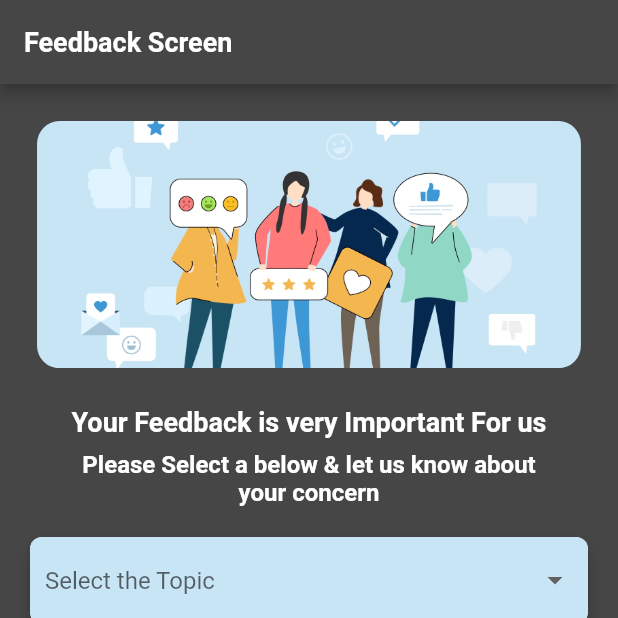
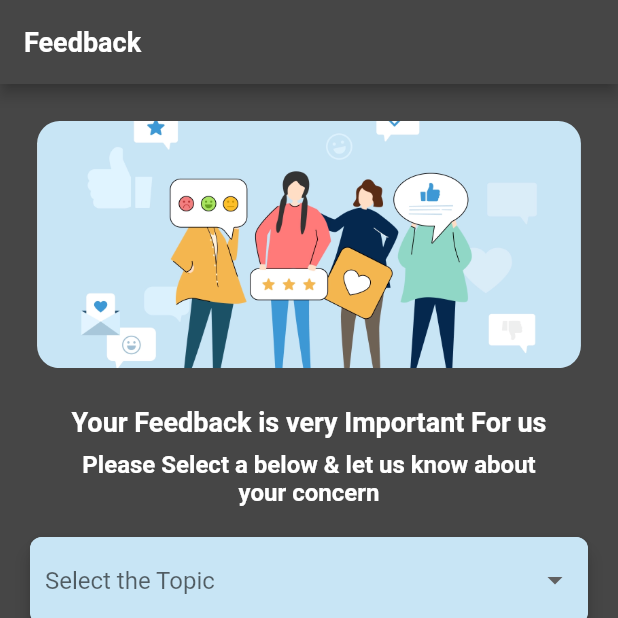
Before and after one commit to VixenSv/Movie-Locater-App, a Flutter app: the screen it shows after launch, on a phone screen of 412 x 824 dp, the top half of it. Run offline on Flutter 3.47's test engine with Material 2 defaults, Android fonts, the light colour scheme and no system bars; our stand-ins replace cloud_firestore, firebase_core, get; accounts and stored records are empty.

Commit message:
final editing

```diff
--- a/lib/Feed Back Views/feedback_main_view.dart
+++ b/lib/Feed Back Views/feedback_main_view.dart
@@ -128,7 +128,7 @@ class _FeedBackMainState extends State<FeedBackMain> {
       backgroundColor: Color.fromARGB(255, 70, 70, 70),
       appBar: AppBar(
         title: Text(
-          "Feedback Screen",
+          "Feedback",
           style: appbar_text,
         ),
         backgroundColor: Color.fromARGB(255, 70, 70, 70),
--- a/lib/widgets/drop_down.dart
+++ b/lib/widgets/drop_down.dart
@@ -1,6 +1,4 @@
 import 'package:flutter/material.dart';
-
-
 
 class DropDownWidget extends StatefulWidget {
   final List<String> list;
```
Also changed, not shown: lib/main.dart (+3 -6 lines).
